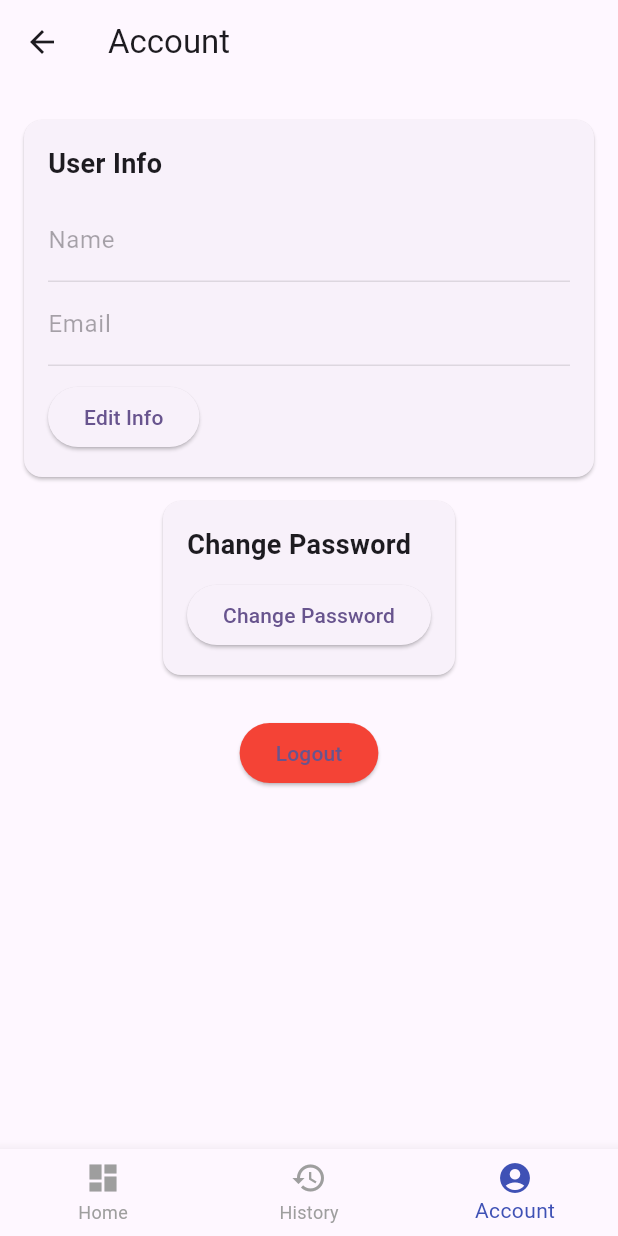
After one commit to hangEX7749/branch_smart, a Flutter app: the Account screen opened directly, on a phone screen of 412 x 824 dp. The commit adds this screen. Run offline on Flutter 3.47's test engine with Material 3 defaults, Android fonts, the phone set to English and light mode, and no system bars; our stand-ins replace cloud_firestore, firebase_auth, firebase_core, random_string, shared_preferences; accounts and stored records are empty.

Commit message:
account (change user info, password, logout)

```diff
--- a/lib/main.dart
+++ b/lib/main.dart
@@ -1,6 +1,7 @@
 import 'package:flutter/material.dart';
 import 'package:branch_comm/screen/sign_in/view/signin.dart';
 import 'package:firebase_core/firebase_core.dart';
+import 'package:firebase_auth/firebase_auth.dart';
 //import 'package:flutter_dotenv/flutter_dotenv.dart';
 
 void main() async{
@@ -10,6 +11,7 @@ void main() async{
   //await dotenv.load(fileName: '.env');
 
   await Firebase.initializeApp();
+  FirebaseAuth.instance.setLanguageCode("en");
 
   runApp(const MyApp());
 }
--- /dev/null
+++ b/lib/screen/account_page/view/account.dart
@@ -0,0 +1,350 @@
+import 'package:branch_comm/screen/account_page/utils/index.dart';
+
+class Account extends StatefulWidget {
+  const Account({super.key});
+  @override
+  State<Account> createState() => _AccountState();
+}
+
+class _AccountState extends State<Account> {
+  String? name, email, userId, password;
+  bool isEditingInfo = false;
+  bool isChangingPassword = false;
+
+  // Password visibility flags
+  bool obscureCurrent = true;
+  bool obscureNew = true;
+  bool obscureConfirm = true;
+
+  // Firebase instances
+  final FirebaseAuth _auth = FirebaseAuth.instance;
+
+  //User info controllers
+  final nameController = TextEditingController();
+  final emailController = TextEditingController();
+
+  // Password change controllers
+  final currentPasswordController = TextEditingController();
+  final newPasswordController = TextEditingController();
+  final confirmPasswordController = TextEditingController();
+
+  // Function to get shared preferences
+  getTheSharedPref() async {
+    name = await SharedpreferenceHelper().getUserName();
+    userId = await SharedpreferenceHelper().getUserId();
+    email = await SharedpreferenceHelper().getUserEmail();
+
+    if (userId == null || name == null) {
+      // User not logged in or prefs not set
+      //Navigator.pushReplacementNamed(context, '/sigin');
+      //print("name: $name, userId: $userId, email: $email");
+    } else {
+      setState(() {});
+    }
+    setState(() {
+      nameController.text = name ?? '';
+      emailController.text = email ?? '';
+    });
+  }
+
+  void _logout() {
+    showDialog(
+      context: context,
+      builder: (context) => AlertDialog(
+        title: Text("Logout"),
+        content: Text("Are you sure you want to logout?"),
+        actions: [
+          TextButton(
+            onPressed: () => Navigator.pop(context),
+            child: Text("Cancel"),
+          ),
+          ElevatedButton(
+            onPressed: () async {
+              Navigator.pop(context); // Close the dialog first
+
+              // Step 1: Sign out from Firebase
+              await FirebaseAuth.instance.signOut();
+
+              // Step 2: Navigate to sign-in and clear back stack
+              Navigator.pushAndRemoveUntil(
+                context,
+                MaterialPageRoute(builder: (_) => SignIn()), // Replace with your sign-in widget
+                (route) => false, // Remove all previous routes
+              );
+
+              // Optional: show confirmation if needed
+              // ScaffoldMessenger.of(context).showSnackBar(SnackBar(content: Text("Logged out")));
+            },
+            child: Text("Logout"),
+          ),
+        ],
+      ),
+    );
+  }
+
+  void _saveUserInfo() async {
+    final userInfoMap = {
+      'name': nameController.text,
+      'email': emailController.text,
+      // Add other fields as needed
+    };
+
+    final dbMethods = DatabaseMethods();
+    final success = await dbMethods.editUserDetails(userInfoMap, userId!);
+
+    if (success) {
+      setState(() {
+        isEditingInfo = false;
+      });
+      ScaffoldMessenger.of(context)
+          .showSnackBar(SnackBar(content: Text("User info updated")));
+    } else {
+      ScaffoldMessenger.of(context)
+          .showSnackBar(SnackBar(content: Text("Failed to update user info")));
+    }
+  }
+
+  Future<void> changePasswordWithReauth({
+    required BuildContext context,
+    required String currentPassword,
+    required String newPassword,
+    required String confirmPassword,
+  }) async {
+    if (newPassword != confirmPassword) {
+      ScaffoldMessenger.of(context).showSnackBar(
+        const SnackBar(content: Text("Passwords do not match")),
+      );
+      return;
+    }
+
+    try {
+      User? user = _auth.currentUser;
+
+      if (user == null || user.email == null) {
+        ScaffoldMessenger.of(context).showSnackBar(
+          const SnackBar(content: Text("User not found")),
+        );
+        return;
+      }
+
+      // Reauthenticate
+      final credential = EmailAuthProvider.credential(
+        email: user.email!,
+        password: currentPassword, // user input for current password
+      );
+
+      await user.reauthenticateWithCredential(credential);
+      // Now update password
+      await user.updatePassword(newPassword);
+
+      // Update user details in Firestore
+      final dbMethods = DatabaseMethods();
+      final success = await dbMethods.updateUserPassword(newPassword, userId!);
+
+      if (!success) {
+        ScaffoldMessenger.of(context).showSnackBar(
+          SnackBar(content: Text("Failed to update password in database")),
+        );
+        return;
+      }
+
+      ScaffoldMessenger.of(context).showSnackBar(
+        const SnackBar(content: Text("Password changed successfully")),
+      );
+
+
+    } on FirebaseAuthException catch (e) {
+      String message;
+      print(e.code);
+      switch (e.code) {
+        case 'wrong-password':
+          message = "Current password is incorrect";
+          break;
+        case 'weak-password':
+          message = "The new password is too weak";
+          break;
+        case 'requires-recent-login':
+          message = "Please log in again and try";
+          break;
+        default:
+          message = e.message ?? "An error occurred";
+      }
+      ScaffoldMessenger.of(context).showSnackBar(
+        SnackBar(content: Text("Error: $message")),
+      );
+    } catch (e) {
+      ScaffoldMessenger.of(context).showSnackBar(
+        SnackBar(content: Text("Unexpected error: $context")),
+      );
+    }
+  }
+
+  Widget _buildUserInfoSection() {
+    return Card(
+      margin: EdgeInsets.symmetric(vertical: 8),
+      child: Padding(
+        padding: EdgeInsets.all(16),
+        child: Column(
+          crossAxisAlignment: CrossAxisAlignment.start,
+          children: [
+            Text("User Info", style: TextStyle(fontSize: 18, fontWeight: FontWeight.bold)),
+            SizedBox(height: 10),
+            TextField(
+              controller: nameController,
+              enabled: isEditingInfo,
+              decoration: InputDecoration(labelText: "Name"),
+            ),
+            TextField(
+              controller: emailController,
+              enabled: isEditingInfo,
+              decoration: InputDecoration(labelText: "Email"),
+            ),
+            SizedBox(height: 10),
+            isEditingInfo
+                ? Row(
+                    children: [
+                      ElevatedButton(onPressed: _saveUserInfo, child: Text("Save")),
+                      SizedBox(width: 10),
+                      TextButton(
+                          onPressed: () => setState(() => isEditingInfo = false),
+                          child: Text("Cancel")),
+                    ],
+                  )
+                : ElevatedButton(
+                    onPressed: () => setState(() => isEditingInfo = true),
+                    child: Text("Edit Info")),
+          ],
+        ),
+      ),
+    );
+  }
+
+  Widget _buildChangePasswordSection() {
+    return Card(
+      margin: EdgeInsets.symmetric(vertical: 8),
+      child: Padding(
+        padding: EdgeInsets.all(16),
+        child: Column(
+          crossAxisAlignment: CrossAxisAlignment.start,
+          children: [
+            Text("Change Password", style: TextStyle(fontSize: 18, fontWeight: FontWeight.bold)),
+            SizedBox(height: 10),
+            if (isChangingPassword) ...[
+              TextField(
+                controller: currentPasswordController,
+                obscureText: obscureCurrent,
+                decoration: InputDecoration(
+                  labelText: "Current Password",
+                  suffixIcon: IconButton(
+                    icon: Icon(obscureCurrent ? Icons.visibility_off : Icons.visibility),
+                    onPressed: () {
+                      setState(() => obscureCurrent = !obscureCurrent);
+                    },
+                  ),
+                ),
+              ),
+              TextField(
+                controller: newPasswordController,
+                obscureText: obscureNew,
+                decoration: InputDecoration(
+                  labelText: "New Password",
+                  suffixIcon: IconButton(
+                    icon: Icon(
+                      obscureNew ? Icons.visibility_off : Icons.visibility,
+                    ),
+                    onPressed: () {
+                      setState(() {
+                        obscureNew = !obscureNew;
+                      });
+                    },
+                  ),
+                ),
+              ),
+
+              TextField(
+                controller: confirmPasswordController,
+                obscureText: obscureConfirm,
+                decoration: InputDecoration(
+                  labelText: "Confirm New Password",
+                  suffixIcon: IconButton(
+                    icon: Icon(
+                      obscureConfirm ? Icons.visibility_off : Icons.visibility,
+                    ),
+                    onPressed: () {
+                      setState(() {
+                        obscureConfirm = !obscureConfirm;
+                      });
+                    },
+                  ),
+                ),
+              ),
+              SizedBox(height: 10),
+              Row(
+                children: [
+                  ElevatedButton(
+                    onPressed: () {
+                      changePasswordWithReauth(
+                        context: context,
+                        currentPassword: currentPasswordController.text,
+                        newPassword: newPasswordController.text,
+                        confirmPassword: confirmPasswordController.text,
+                      );
+                    },
+                    child: Text("Change Password"),
+                  ),
+                  SizedBox(width: 10),
+                  TextButton(
+                      onPressed: () => setState(() => isChangingPassword = false),
+                      child: Text("Cancel")),
+                ],
+              ),
+            ] else
+              ElevatedButton(
+                  onPressed: () => setState(() => isChangingPassword = true),
+                  child: Text("Change Password")),
+          ],
+        ),
+      ),
+    );
+  }
+
+  Widget _buildLogoutButton() {
+    return Center(
+      child: ElevatedButton(
+        style: ElevatedButton.styleFrom(backgroundColor: Colors.red),
+        onPressed: _logout,
+        child: Text("Logout"),
+      ),
+    );
+  }
+
+  @override
+  void initState() {
+    super.initState();
+    getTheSharedPref();
+    nameController.text = name ?? '';
+    emailController.text = email ?? '';
+  }
+
+  @override
+  Widget build(BuildContext context) {
+    return Scaffold(
+      appBar: AppBar(title: Text("Account")),
+      body: SingleChildScrollView(
+        padding: EdgeInsets.all(16),
+        child: Column(
+          children: [
+            _buildUserInfoSection(),
+            _buildChangePasswordSection(),
+            SizedBox(height: 20),
+            _buildLogoutButton(),
+          ],
+        ),
+      ),
+      bottomNavigationBar: BottomNav(
+        currentIndex: 2,
+        context: context, // pass context into the widget
+      ),
+    );
+  }
+}
--- /dev/null
+++ b/lib/screen/home_page/utils/index.dart
@@ -0,0 +1,4 @@
+export 'package:branch_comm/screen/booking_page/view/booking.dart';
+export 'package:branch_comm/screen/account_page/view/account.dart';
+export 'package:flutter/material.dart';
+export 'package:branch_comm/widgets/bottom_navbar.dart';
--- /dev/null
+++ b/lib/widgets/bottom_navbar.dart
@@ -0,0 +1,52 @@
+import 'package:flutter/material.dart';
+import 'package:branch_comm/screen/home_page/view/home.dart';
+import 'package:branch_comm/screen/account_page/view/account.dart';
+
+class BottomNav extends StatelessWidget {
+  final int currentIndex;
+  final BuildContext context;
+
+  const BottomNav({
+    super.key,
+    required this.currentIndex,
+    required this.context,
+  });
+
+  void _handleTap(int index) {
+    switch (index) {
+      case 0:
+        Navigator.pushReplacement(
+          context,
+          MaterialPageRoute(builder: (_) => const Home()),
+        );
+        break;
+      case 1:
+        // Navigator.push(
+        //   context,
+        //   MaterialPageRoute(builder: (_) => const HistoryPage()),
+        // );
+        break;
+      case 2:
+        Navigator.push(
+          context,
+          MaterialPageRoute(builder: (_) => Account()),
+        );
+        break;
+    }
+  }
+
+  @override
+  Widget build(BuildContext context) {
+    return BottomNavigationBar(
+      currentIndex: currentIndex,
+      selectedItemColor: Colors.indigo,
+      unselectedItemColor: Colors.grey,
+      onTap: _handleTap,
+      items: const [
+        BottomNavigationBarItem(icon: Icon(Icons.dashboard), label: 'Home'),
+        BottomNavigationBarItem(icon: Icon(Icons.history), label: 'History'),
+        BottomNavigationBarItem(icon: Icon(Icons.account_circle), label: 'Account'),
+      ],
+    );
+  }
+}
```
Also changed, not shown: lib/screen/account_page/utils/index.dart (added, +11 -0 lines), lib/screen/home_page/view/home.dart (+3 -10 lines), lib/services/database.dart (+27 -0 lines), 1 other file.
